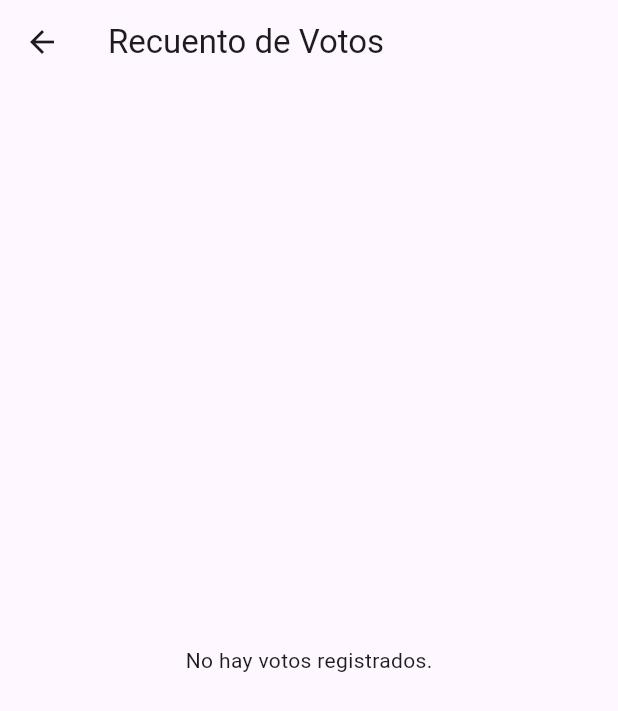
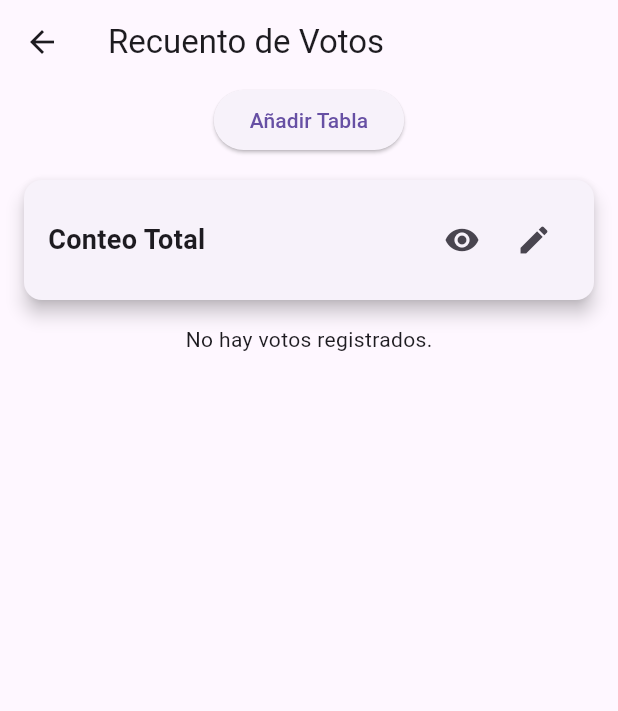
Before and after one commit to J-Manriquez/conteo_votaciones, a Flutter app: the RecuentoVotosScreen screen opened directly, on a phone screen of 412 x 824 dp. Shown: the top 711 px of the screen. Run offline on Flutter 3.47's test engine with Material 3 defaults, Android fonts, the light colour scheme and no system bars; our stand-ins replace cloud_firestore, firebase_core; accounts and stored records are empty.

Commit message:
mas de una tabla

```diff
--- a/lib/screens/conteo/recuentoVotos.dart
+++ b/lib/screens/conteo/recuentoVotos.dart
@@ -1,7 +1,7 @@
 import 'package:flutter/material.dart';
 import 'package:cloud_firestore/cloud_firestore.dart';
 import 'package:conteo_votaciones/database/singleton_db.dart';
-import 'package:conteo_votaciones/database/metodos/candidatos_mtd.dart'; // Importa el servicio de candidatos
+import 'package:conteo_votaciones/database/metodos/candidatos_mtd.dart';
 
 class RecuentoVotosScreen extends StatefulWidget {
   const RecuentoVotosScreen({Key? key}) : super(key: key);
@@ -14,9 +14,16 @@ class _RecuentoVotosScreenState extends State<RecuentoVotosScreen> {
   final FirestoreService _firestoreService = FirestoreService();
   final CandidateTableService _candidateTableService = CandidateTableService();
   bool _isTableVisible = false;
-  String _selectedSorting = 'votos_validos';
-  String? _selectedCargo;
-  String _tableTitle = 'Conteo Total'; // Título de la tabla
+
+  // Configuraciones de cada tabla añadida
+  List<Map<String, dynamic>> _tableConfigs = [
+    {
+      'title': 'Conteo Total',
+      'sorting': 'votos_validos',
+      'cargo': null,
+      'visible': true
+    }
+  ];
 
   List<String> _cargos = [
     'Alcalde',
@@ -25,7 +32,6 @@ class _RecuentoVotosScreenState extends State<RecuentoVotosScreen> {
     'Consejo Regional'
   ];
 
-  // Mapa que asociará cada candidato con su cargo
   Map<String, String> _cargosCandidatos = {};
 
   @override
@@ -49,7 +55,86 @@ class _RecuentoVotosScreenState extends State<RecuentoVotosScreen> {
       appBar: AppBar(
         title: const Text('Recuento de Votos'),
       ),
-      body: StreamBuilder<QuerySnapshot>(
+      body: SingleChildScrollView(
+        child: Column(
+          children: [
+            // Botón para agregar nuevas tablas
+            ElevatedButton(
+              onPressed: () {
+                setState(() {
+                  // Añade una nueva configuración de tabla con valores predeterminados
+                  _tableConfigs.add({
+                    'title': 'Nueva Tabla',
+                    'sorting': 'votos_validos',
+                    'cargo': null,
+                    'visible': true,
+                  });
+                });
+              },
+              child: const Text('Añadir Tabla'),
+            ),
+
+            // Renderizado de cada tabla según su configuración
+            ..._tableConfigs.asMap().entries.map((entry) {
+              int index = entry.key;
+              Map<String, dynamic> config = entry.value;
+
+              return Column(
+                children: [
+                  GestureDetector(
+                    onTap: () {
+                      setState(() {
+                        config['visible'] = !config['visible'];
+                      });
+                    },
+                    child: Card(
+                      elevation: 5,
+                      margin: const EdgeInsets.all(16),
+                      child: Padding(
+                        padding: const EdgeInsets.all(16.0),
+                        child: Row(
+                          mainAxisAlignment: MainAxisAlignment.spaceBetween,
+                          children: [
+                            Text(config['title'],
+                                style: const TextStyle(
+                                    fontSize: 18, fontWeight: FontWeight.bold)),
+                            Row(
+                              children: [
+                                IconButton(
+                                  icon: Icon(config['visible']
+                                      ? Icons.visibility
+                                      : Icons.visibility_off),
+                                  onPressed: () {
+                                    setState(() {
+                                      config['visible'] = !config['visible'];
+                                    });
+                                  },
+                                ),
+                                IconButton(
+                                  icon: const Icon(Icons.edit),
+                                  onPressed: () {
+                                    _showEditModal(context, index);
+                                  },
+                                ),
+                              ],
+                            ),
+                          ],
+                        ),
+                      ),
+                    ),
+                  ),
+                  if (config['visible']) _buildTable(config),
+                ],
+              );
+            }).toList(),
+          ],
+        ),
+      ),
+    );
+  }
+
+  Widget _buildTable(Map<String, dynamic> config) {
+    return StreamBuilder<QuerySnapshot>(
       stream: _firestoreService.getDocuments('mesas'),
       builder: (context, snapshot) {
         if (snapshot.connectionState == ConnectionState.waiting) {
@@ -75,7 +160,7 @@ class _RecuentoVotosScreenState extends State<RecuentoVotosScreen> {
             votosPorCandidatos.forEach((candidato, votos) {
               String? cargoDelCandidato = _cargosCandidatos[candidato];
 
-                if (_selectedCargo == null || cargoDelCandidato == _selectedCargo) {
+              if (config['cargo'] == null || cargoDelCandidato == config['cargo']) {
                 int votosValidos = (votos['validos'] ?? 0) as int;
                 int votosBlancos = (votos['blancos'] ?? 0) as int;
                 int votosObjetados = (votos['objetados'] ?? 0) as int;
@@ -111,55 +196,9 @@ class _RecuentoVotosScreenState extends State<RecuentoVotosScreen> {
                 })
             .toList();
 
-          votosData.sort((a, b) => b[_selectedSorting].compareTo(a[_selectedSorting]));
+        votosData.sort((a, b) => b[config['sorting']].compareTo(a[config['sorting']]));
 
-          return SingleChildScrollView(
-            child: Column(
-              children: [
-                GestureDetector(
-                  onTap: () {
-                    setState(() {
-                      _isTableVisible = !_isTableVisible;
-                    });
-                  },
-                  child: Card(
-                    elevation: 5,
-                    margin: const EdgeInsets.all(16),
-                    child: Padding(
-                      padding: const EdgeInsets.all(16.0),
-                      child: Row(
-                        mainAxisAlignment: MainAxisAlignment.spaceBetween,
-                        children: [
-                          Text(_tableTitle,
-                              style: const TextStyle(
-                                  fontSize: 18, fontWeight: FontWeight.bold)),
-                          Row(
-                            children: [
-                              IconButton(
-                                icon: Icon(_isTableVisible
-                                    ? Icons.visibility
-                                    : Icons.visibility_off),
-                                onPressed: () {
-                                  setState(() {
-                                    _isTableVisible = !_isTableVisible;
-                                  });
-                                },
-                              ),
-                              IconButton(
-                                icon: const Icon(Icons.edit),
-                                onPressed: () {
-                                  _showEditModal(context);
-                                },
-                              ),
-                            ],
-                          ),
-                        ],
-                      ),
-                    ),
-                  ),
-                ),
-                if (_isTableVisible)
-                  DataTable(
+        return DataTable(
           dataRowHeight: 30,
           columnSpacing: 8,
           columns: const [
@@ -178,18 +217,14 @@ class _RecuentoVotosScreenState extends State<RecuentoVotosScreen> {
               DataCell(Text(voto['votos_nulos'].toString())),
             ]);
           }).toList(),
-                  ),
-              ],
-            ),
         );
       },
-      ),
     );
   }
 
-  void _showEditModal(BuildContext context) {
-    TextEditingController titleController =
-        TextEditingController(text: _tableTitle); // Controlador para el título
+  void _showEditModal(BuildContext context, int index) {
+    Map<String, dynamic> config = _tableConfigs[index];
+    TextEditingController titleController = TextEditingController(text: config['title']);
 
     showModalBottomSheet(
       context: context,
@@ -206,13 +241,13 @@ class _RecuentoVotosScreenState extends State<RecuentoVotosScreen> {
                 decoration: const InputDecoration(labelText: 'Título de la Tabla'),
                 onChanged: (value) {
                   setState(() {
-                    _tableTitle = value;
+                    config['title'] = value;
                   });
                 },
               ),
               const SizedBox(height: 16),
               DropdownButtonFormField<String>(
-                value: _selectedSorting,
+                value: config['sorting'],
                 items: const [
                   DropdownMenuItem(value: 'votos_validos', child: Text('Votos Válidos')),
                   DropdownMenuItem(value: 'votos_blancos', child: Text('Votos Blancos')),
@@ -221,19 +256,19 @@ class _RecuentoVotosScreenState extends State<RecuentoVotosScreen> {
                 ],
                 onChanged: (value) {
                   setState(() {
-                    _selectedSorting = value!;
+                    config['sorting'] = value!;
                   });
                 },
                 decoration: const InputDecoration(labelText: 'Ordenar por'),
               ),
               DropdownButtonFormField<String>(
-                value: _selectedCargo,
+                value: config['cargo'],
                 items: _cargos.map((String cargo) {
                   return DropdownMenuItem(value: cargo, child: Text(cargo));
                 }).toList(),
                 onChanged: (value) {
                   setState(() {
-                    _selectedCargo = value;
+                    config['cargo'] = value;
                   });
                 },
                 decoration: const InputDecoration(labelText: 'Filtrar por Cargo'),
```
Lines whose indentation alone changed are shown as unchanged.
